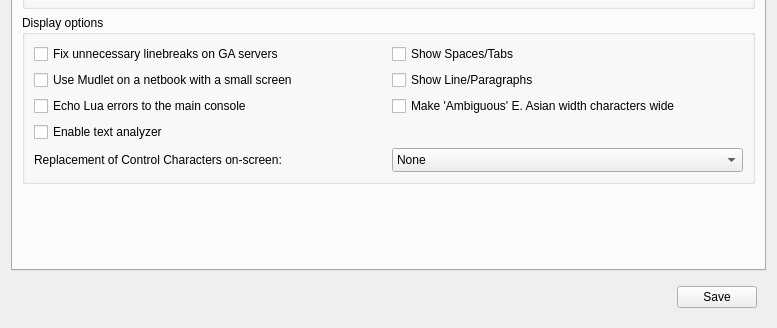
First picture: the form in src/ui/profile_preferences.ui, repository Mudlet/Mudlet, before the edit; both pictures show x 0 to 777 and y 433 to 761 of the 777 by 761 pixel window.
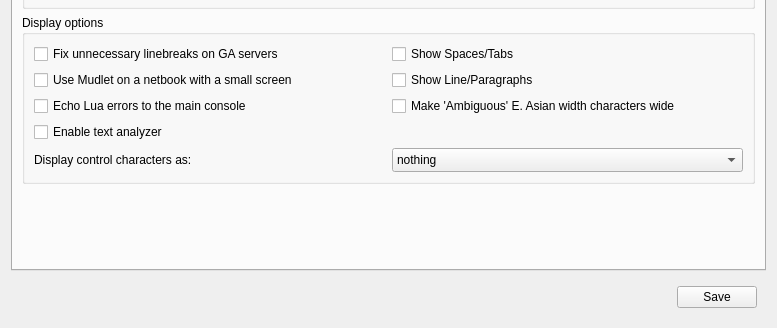
Second picture: the form after the edit. The open tabs and pages were chosen to show the change. Icons and pictures are not drawn. Custom widgets are drawn as their Qt base class.

Commit message: Improve player-facing text

```diff
--- a/src/ui/profile_preferences.ui
+++ b/src/ui/profile_preferences.ui
@@ -1197,7 +1197,7 @@
           <item row="4" column="0">
            <widget class="QLabel" name="label_controlCharacterHandling">
             <property name="text">
-             <string>Replacement of Control Characters on-screen:</string>
+             <string>Display control characters as:</string>
             </property>
            </widget>
           </item>
@@ -1211,7 +1211,7 @@
             </property>
             <item>
              <property name="text">
-              <string>None</string>
+              <string>nothing</string>
              </property>
             </item>
             <item>
```
Left out of the diff: 2 changed lines with no effect on the pictures.
